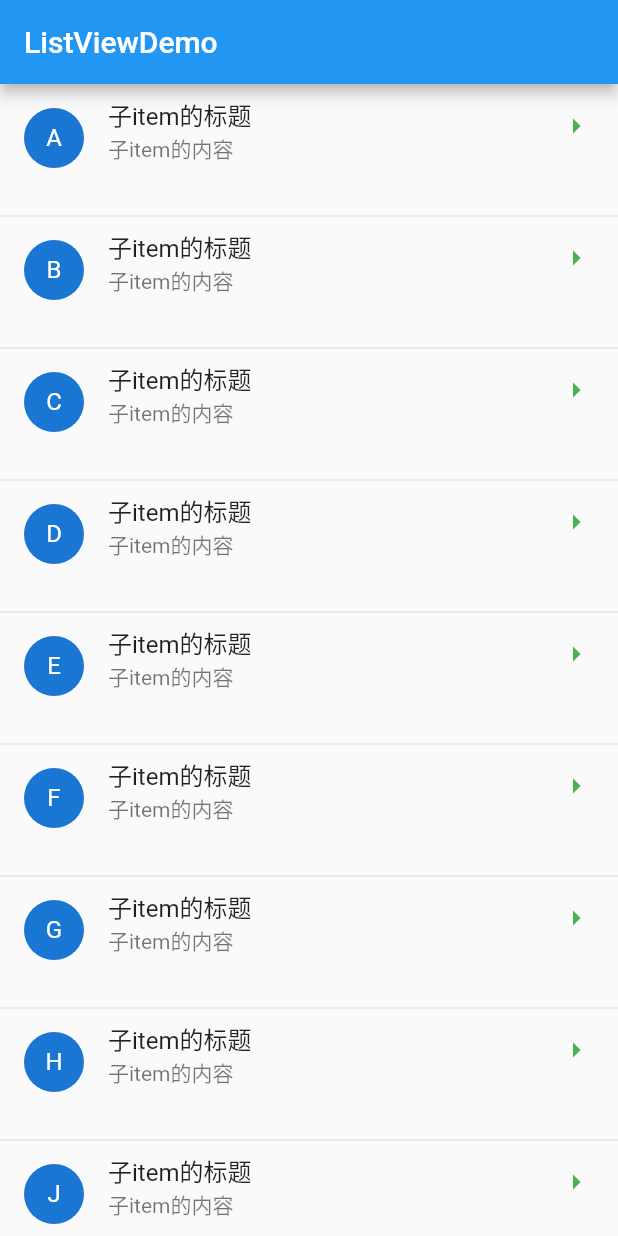
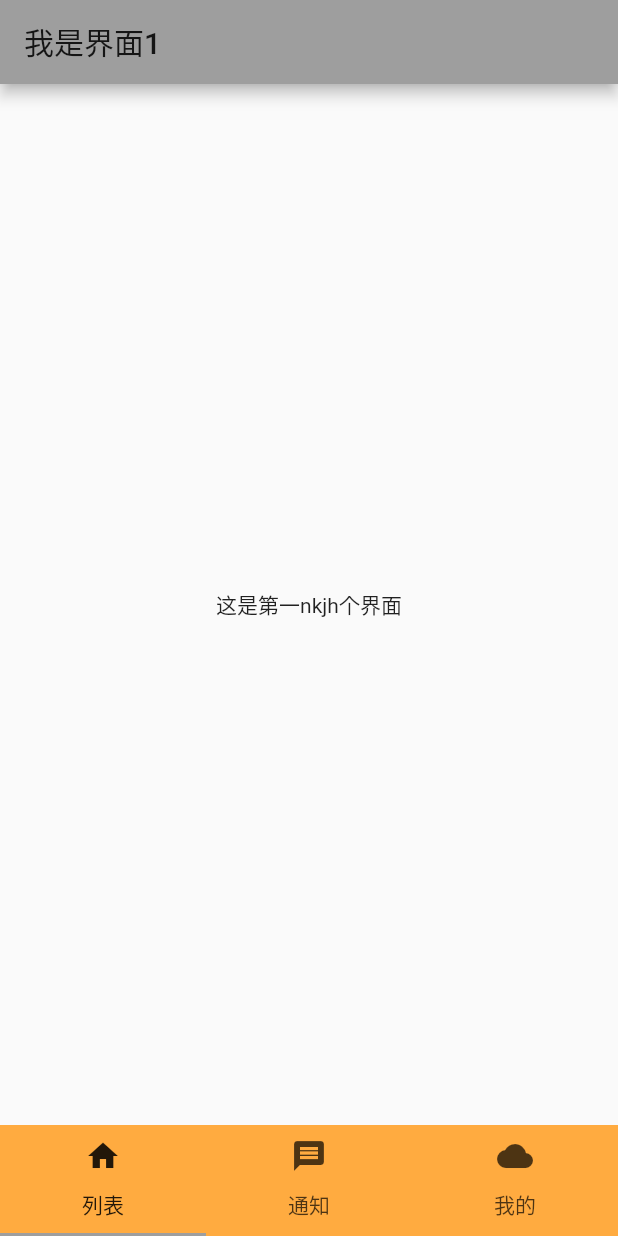
Before and after one commit to jasonsyf/flutter_app, a Flutter app: the screen it shows after launch, on a phone screen of 412 x 824 dp. Run offline on Flutter 3.47's test engine with Material 2 defaults, Android fonts, the phone set to English and light mode, and no system bars.

Commit message:
简单的页面实现

```diff
--- a/lib/main.dart
+++ b/lib/main.dart
@@ -1,144 +1,69 @@
 import 'package:flutter/material.dart';
+import './views/page_first.dart';
+import './views/page_second.dart';
+import './views/page_third.dart';
 
-//void main() => runApp(new MyApp());
-void main(){
-  runApp(new MaterialApp(home: new ListDemo(),));
-}
-class ListDemo extends StatefulWidget{
-  @override
-  _ListDemoState createState(){
-    return new _ListDemoState();
-  }
-}
-class _ListDemoState extends State<ListDemo>{
-//buildListTile相当于ListView的Adapter
-  Widget buildListTile(BuildContext context,String item){
-    return new ListTile(
-      isThreeLine: true,//子item的是否为三行
-      dense: false,
-      leading: new CircleAvatar(child: new Text(item),),//左侧首字母图标显示，不显示则传null
-      title: new Text('子item的标题'),//子item的标题
-      subtitle: new Text('子item的内容'),//子item的内容
-      trailing: new Icon(Icons.arrow_right,color: Colors.green,),//显示右侧的箭头，不显示则传null
-    );
-  }
-  @override
-  Widget build(BuildContext context) {
-    List<String> items=<String>['A','B','C','D','E','F','G','H','J'];
-    Iterable<Widget> listTitles=items.map((String item){//将items的内容设置给Adapter
-      return buildListTile(context,item);
-    });
-    listTitles=ListTile.divideTiles(context: context,tiles: listTitles);//给Listview设置分隔线
-    return new Scaffold(appBar: new AppBar(title: new Text('ListViewDemo'),),
-      body: new Scrollbar(child: new ListView(
-        children: listTitles.toList(),//添加ListView控件
-      )),);
-  }
+void main() {
+  runApp(new MaterialApp(home: new FlutterView(),));
 }
 
-
-class MyApp extends StatelessWidget {
-  // This widget is the root of your application.
+class FlutterView extends StatelessWidget {
   @override
   Widget build(BuildContext context) {
     return new MaterialApp(
-      title: 'Flutter App',
+      title: 'Flutter View',
       theme: new ThemeData(
-        // This is the theme of your application.
-        //
-        // Try running your application with "flutter run". You'll see the
-        // application has a blue toolbar. Then, without quitting the app, try
-        // changing the primarySwatch below to Colors.green and then invoke
-        // "hot reload" (press "r" in the console where you ran "flutter run",
-        // or press Run > Flutter Hot Reload in IntelliJ). Notice that the
-        // counter didn't reset back to zero; the application is not restarted.
-        primarySwatch: Colors.blue,
+        primarySwatch: Colors.grey,
       ),
-      home: new MyHomePage(title: '我是Flutter的首页，哈哈哈'),
+      home: new MyHomePage(),
     );
   }
 }
 
 class MyHomePage extends StatefulWidget {
-  MyHomePage({Key key, this.title}) : super(key: key);
-
-  // This widget is the home page of your application. It is stateful, meaning
-  // that it has a State object (defined below) that contains fields that affect
-  // how it looks.
-
-  // This class is the configuration for the state. It holds the values (in this
-  // case the title) provided by the parent (in this case the App widget) and
-  // used by the build method of the State. Fields in a Widget subclass are
-  // always marked "final".
-
-  final String title;
-
   @override
   _MyHomePageState createState() => new _MyHomePageState();
 }
 
-class _MyHomePageState extends State<MyHomePage> {
-  int _counter = 0;
+class _MyHomePageState extends State<MyHomePage>
+    with SingleTickerProviderStateMixin {
+  TabController controller;
 
-  void _incrementCounter() {
-    setState(() {
-      // This call to setState tells the Flutter framework that something has
-      // changed in this State, which causes it to rerun the build method below
-      // so that the display can reflect the updated values. If we changed
-      // _counter without calling setState(), then the build method would not be
-      // called again, and so nothing would appear to happen.
-      _counter++;
-    });
+  @override
+  void initState() {
+    super.initState();
+    controller = new TabController(vsync: this, length: 3);
+  }
+
+  @override
+  void dispose() {
+    controller.dispose();
+    super.dispose();
   }
 
   @override
   Widget build(BuildContext context) {
-    // This method is rerun every time setState is called, for instance as done
-    // by the _incrementCounter method above.
-    //
-    // The Flutter framework has been optimized to make rerunning build methods
-    // fast, so that you can just rebuild anything that needs updating rather
-    // than having to individually change instances of widgets.
     return new Scaffold(
-      appBar: new AppBar(
-        // Here we take the value from the MyHomePage object that was created by
-        // the App.build method, and use it to set our appbar title.
-        title: new Text(widget.title),
+      body: new TabBarView(
+        controller: controller,
+        children: <Widget>[
+          new FirstPage(),
+          new SecondPage(),
+          new ThirdPage(),
+        ],
       ),
-      body: new Center(
-        // Center is a layout widget. It takes a single child and positions it
-        // in the middle of the parent.
-        child: new Column(
-          // Column is also layout widget. It takes a list of children and
-          // arranges them vertically. By default, it sizes itself to fit its
-          // children horizontally, and tries to be as tall as its parent.
-          //
-          // Invoke "debug paint" (press "p" in the console where you ran
-          // "flutter run", or select "Toggle Debug Paint" from the Flutter tool
-          // window in IntelliJ) to see the wireframe for each widget.
-          //
-          // Column has various properties to control how it sizes itself and
-          // how it positions its children. Here we use mainAxisAlignment to
-          // center the children vertically; the main axis here is the vertical
-          // axis because Columns are vertical (the cross axis would be
-          // horizontal).
-          mainAxisAlignment: MainAxisAlignment.center,
-          children: <Widget>[
-            new Text(
-              '你点击按钮的次数',
-            ),
-            new Text(
-              '$_counter',
-              style: Theme.of(context).textTheme.display1,
-            ),
-          ],
-        ),
-      ),
-      floatingActionButton: new FloatingActionButton(
-        onPressed: _incrementCounter,
-        tooltip: 'Increment',
-        child: new Icon(Icons.add),
-      ), // This trailing comma makes auto-formatting nicer for build methods.
-    );
+      bottomNavigationBar: new Material(
+        color: Colors.orangeAccent,
+        child: new TabBar(
+          controller: controller,
+          tabs: <Widget>[
+            new Tab(text: "列表", icon: new Icon(Icons.home)),
+            new Tab(text: "通知", icon: new Icon(Icons.message)),
+            new Tab(text: "我的", icon: new Icon(Icons.cloud)),
+
+          ],//tab
+        ),//tabbar
+      ),//meterial
+    );//Scaffold
   }
 }
--- /dev/null
+++ b/lib/main2.dart
@@ -0,0 +1,144 @@
+import 'package:flutter/material.dart';
+
+//void main() => runApp(new MyApp());
+void main(){
+  runApp(new MaterialApp(home: new ListDemo(),));
+}
+class ListDemo extends StatefulWidget{
+  @override
+  _ListDemoState createState(){
+    return new _ListDemoState();
+  }
+}
+class _ListDemoState extends State<ListDemo>{
+//buildListTile相当于ListView的Adapter
+  Widget buildListTile(BuildContext context,String item){
+    return new ListTile(
+      isThreeLine: true,//子item的是否为三行
+      dense: false,
+      leading: new CircleAvatar(child: new Text(item),),//左侧首字母图标显示，不显示则传null
+      title: new Text('子item的标题'),//子item的标题
+      subtitle: new Text('子item的内容'),//子item的内容
+      trailing: new Icon(Icons.arrow_right,color: Colors.green,),//显示右侧的箭头，不显示则传null
+    );
+  }
+  @override
+  Widget build(BuildContext context) {
+    List<String> items=<String>['A','B','C','D','E','F','G','H','J'];
+    Iterable<Widget> listTitles=items.map((String item){//将items的内容设置给Adapter
+      return buildListTile(context,item);
+    });
+    listTitles=ListTile.divideTiles(context: context,tiles: listTitles);//给Listview设置分隔线
+    return new Scaffold(appBar: new AppBar(title: new Text('ListViewDemo'),),
+      body: new Scrollbar(child: new ListView(
+        children: listTitles.toList(),//添加ListView控件
+      )),);
+  }
+}
+
+
+class MyApp extends StatelessWidget {
+  // This widget is the root of your application.
+  @override
+  Widget build(BuildContext context) {
+    return new MaterialApp(
+      title: 'Flutter App',
+      theme: new ThemeData(
+        // This is the theme of your application.
+        //
+        // Try running your application with "flutter run". You'll see the
+        // application has a blue toolbar. Then, without quitting the app, try
+        // changing the primarySwatch below to Colors.green and then invoke
+        // "hot reload" (press "r" in the console where you ran "flutter run",
+        // or press Run > Flutter Hot Reload in IntelliJ). Notice that the
+        // counter didn't reset back to zero; the application is not restarted.
+        primarySwatch: Colors.blue,
+      ),
+      home: new MyHomePage(title: '我是Flutter的首页，哈哈哈'),
+    );
+  }
+}
+
+class MyHomePage extends StatefulWidget {
+  MyHomePage({Key key, this.title}) : super(key: key);
+
+  // This widget is the home page of your application. It is stateful, meaning
+  // that it has a State object (defined below) that contains fields that affect
+  // how it looks.
+
+  // This class is the configuration for the state. It holds the values (in this
+  // case the title) provided by the parent (in this case the App widget) and
+  // used by the build method of the State. Fields in a Widget subclass are
+  // always marked "final".
+
+  final String title;
+
+  @override
+  _MyHomePageState createState() => new _MyHomePageState();
+}
+
+class _MyHomePageState extends State<MyHomePage> {
+  int _counter = 0;
+
+  void _incrementCounter() {
+    setState(() {
+      // This call to setState tells the Flutter framework that something has
+      // changed in this State, which causes it to rerun the build method below
+      // so that the display can reflect the updated values. If we changed
+      // _counter without calling setState(), then the build method would not be
+      // called again, and so nothing would appear to happen.
+      _counter++;
+    });
+  }
+
+  @override
+  Widget build(BuildContext context) {
+    // This method is rerun every time setState is called, for instance as done
+    // by the _incrementCounter method above.
+    //
+    // The Flutter framework has been optimized to make rerunning build methods
+    // fast, so that you can just rebuild anything that needs updating rather
+    // than having to individually change instances of widgets.
+    return new Scaffold(
+      appBar: new AppBar(
+        // Here we take the value from the MyHomePage object that was created by
+        // the App.build method, and use it to set our appbar title.
+        title: new Text(widget.title),
+      ),
+      body: new Center(
+        // Center is a layout widget. It takes a single child and positions it
+        // in the middle of the parent.
+        child: new Column(
+          // Column is also layout widget. It takes a list of children and
+          // arranges them vertically. By default, it sizes itself to fit its
+          // children horizontally, and tries to be as tall as its parent.
+          //
+          // Invoke "debug paint" (press "p" in the console where you ran
+          // "flutter run", or select "Toggle Debug Paint" from the Flutter tool
+          // window in IntelliJ) to see the wireframe for each widget.
+          //
+          // Column has various properties to control how it sizes itself and
+          // how it positions its children. Here we use mainAxisAlignment to
+          // center the children vertically; the main axis here is the vertical
+          // axis because Columns are vertical (the cross axis would be
+          // horizontal).
+          mainAxisAlignment: MainAxisAlignment.center,
+          children: <Widget>[
+            new Text(
+              '你点击按钮的次数',
+            ),
+            new Text(
+              '$_counter',
+              style: Theme.of(context).textTheme.display1,
+            ),
+          ],
+        ),
+      ),
+      floatingActionButton: new FloatingActionButton(
+        onPressed: _incrementCounter,
+        tooltip: 'Increment',
+        child: new Icon(Icons.add),
+      ), // This trailing comma makes auto-formatting nicer for build methods.
+    );
+  }
+}
--- /dev/null
+++ b/lib/views/page_first.dart
@@ -0,0 +1,21 @@
+import 'package:flutter/material.dart';
+
+
+class FirstPage extends StatefulWidget{
+  @override
+  State createState()=> new FirstPageState();
+}
+
+class FirstPageState  extends State<FirstPage>{
+  @override
+  Widget build(BuildContext context) {
+     return new Scaffold(
+       appBar:new AppBar(
+         title: new Text("我是界面1"),
+       ),//Appbar
+       body: new Center(
+         child: new Text("这是第一nkjh个界面"),
+       ),//center
+     );//Scaffold
+  }
+}
```
Also changed, not shown: lib/views/page_second.dart (added, +21 -0 lines), lib/views/page_third.dart (added, +21 -0 lines), 1 other file.
